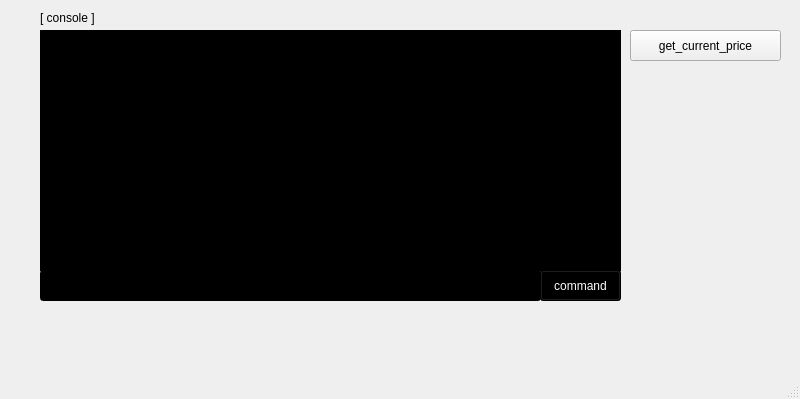
Old version of the form gui/main_gui.ui in the repository woody35545/bihts.
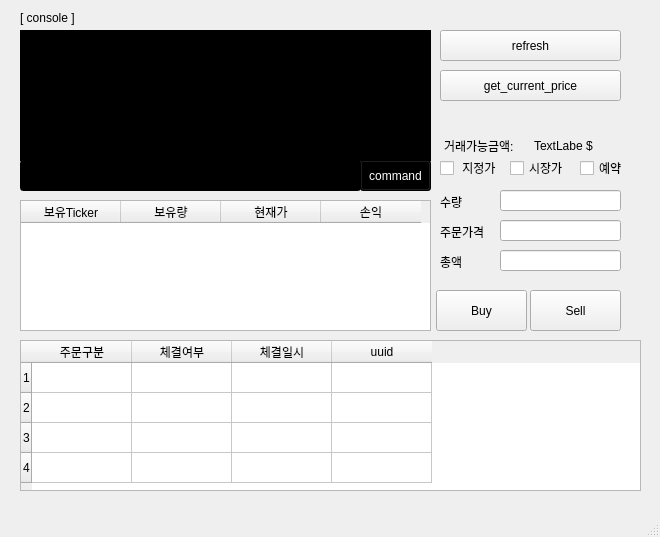
New version of the form.

What changed in the file:
```diff
--- a/gui/main_gui.ui
+++ b/gui/main_gui.ui
@@ -6,10 +6,16 @@
    <rect>
     <x>0</x>
     <y>0</y>
-    <width>800</width>
-    <height>399</height>
+    <width>660</width>
+    <height>537</height>
    </rect>
   </property>
+  <property name="sizePolicy">
+   <sizepolicy hsizetype="Expanding" vsizetype="Expanding">
+    <horstretch>0</horstretch>
+    <verstretch>0</verstretch>
+   </sizepolicy>
+  </property>
   <property name="windowTitle">
    <string>MainWindow</string>
   </property>
@@ -17,10 +23,10 @@
    <widget class="QTextEdit" name="te_console">
     <property name="geometry">
      <rect>
-      <x>40</x>
+      <x>20</x>
       <y>30</y>
-      <width>581</width>
-      <height>241</height>
+      <width>411</width>
+      <height>131</height>
      </rect>
     </property>
     <property name="styleSheet">
@@ -37,9 +43,9 @@
    <widget class="QPushButton" name="btn_getCurrentPrice">
     <property name="geometry">
      <rect>
-      <x>630</x>
-      <y>30</y>
-      <width>151</width>
+      <x>440</x>
+      <y>70</y>
+      <width>181</width>
       <height>31</height>
      </rect>
     </property>
@@ -50,7 +56,7 @@
    <widget class="QLabel" name="label">
     <property name="geometry">
      <rect>
-      <x>40</x>
+      <x>20</x>
       <y>10</y>
       <width>81</width>
       <height>16</height>
@@ -63,9 +69,9 @@
    <widget class="QPushButton" name="btn_command">
     <property name="geometry">
      <rect>
-      <x>540</x>
-      <y>270</y>
-      <width>81</width>
+      <x>360</x>
+      <y>160</y>
+      <width>71</width>
       <height>31</height>
      </rect>
     </property>
@@ -82,9 +88,9 @@
    <widget class="QLineEdit" name="le_command">
     <property name="geometry">
      <rect>
-      <x>40</x>
-      <y>270</y>
-      <width>501</width>
+      <x>20</x>
+      <y>160</y>
+      <width>341</width>
       <height>31</height>
      </rect>
     </property>
@@ -95,6 +101,268 @@
 }</string>
     </property>
    </widget>
+   <widget class="QLabel" name="label_2">
+    <property name="geometry">
+     <rect>
+      <x>444</x>
+      <y>130</y>
+      <width>81</width>
+      <height>31</height>
+     </rect>
+    </property>
+    <property name="text">
+     <string>거래가능금액:</string>
+    </property>
+   </widget>
+   <widget class="QLabel" name="label_3">
+    <property name="geometry">
+     <rect>
+      <x>534</x>
+      <y>130</y>
+      <width>101</width>
+      <height>31</height>
+     </rect>
+    </property>
+    <property name="text">
+     <string>TextLabe $</string>
+    </property>
+   </widget>
+   <widget class="QTableWidget" name="tableWidget">
+    <property name="geometry">
+     <rect>
+      <x>20</x>
+      <y>200</y>
+      <width>411</width>
+      <height>131</height>
+     </rect>
+    </property>
+    <column>
+     <property name="text">
+      <string>보유Ticker</string>
+     </property>
+    </column>
+    <column>
+     <property name="text">
+      <string>보유량</string>
+     </property>
+    </column>
+    <column>
+     <property name="text">
+      <string>현재가</string>
+     </property>
+    </column>
+    <column>
+     <property name="text">
+      <string>손익</string>
+     </property>
+    </column>
+   </widget>
+   <widget class="QLineEdit" name="lineEdit">
+    <property name="geometry">
+     <rect>
+      <x>500</x>
+      <y>190</y>
+      <width>121</width>
+      <height>21</height>
+     </rect>
+    </property>
+    <property name="text">
+     <string/>
+    </property>
+   </widget>
+   <widget class="QLabel" name="label_4">
+    <property name="geometry">
+     <rect>
+      <x>440</x>
+      <y>191</y>
+      <width>56</width>
+      <height>21</height>
+     </rect>
+    </property>
+    <property name="text">
+     <string>수량</string>
+    </property>
+   </widget>
+   <widget class="QLabel" name="label_5">
+    <property name="geometry">
+     <rect>
+      <x>440</x>
+      <y>221</y>
+      <width>56</width>
+      <height>21</height>
+     </rect>
+    </property>
+    <property name="text">
+     <string>주문가격</string>
+    </property>
+   </widget>
+   <widget class="QLineEdit" name="lineEdit_2">
+    <property name="geometry">
+     <rect>
+      <x>500</x>
+      <y>220</y>
+      <width>121</width>
+      <height>21</height>
+     </rect>
+    </property>
+    <property name="text">
+     <string/>
+    </property>
+   </widget>
+   <widget class="QCheckBox" name="checkBox">
+    <property name="geometry">
+     <rect>
+      <x>440</x>
+      <y>160</y>
+      <width>81</width>
+      <height>16</height>
+     </rect>
+    </property>
+    <property name="text">
+     <string> 지정가</string>
+    </property>
+   </widget>
+   <widget class="QCheckBox" name="checkBox_2">
+    <property name="geometry">
+     <rect>
+      <x>510</x>
+      <y>160</y>
+      <width>81</width>
+      <height>16</height>
+     </rect>
+    </property>
+    <property name="text">
+     <string>시장가</string>
+    </property>
+   </widget>
+   <widget class="QCheckBox" name="checkBox_3">
+    <property name="geometry">
+     <rect>
+      <x>580</x>
+      <y>160</y>
+      <width>81</width>
+      <height>16</height>
+     </rect>
+    </property>
+    <property name="text">
+     <string>예약</string>
+    </property>
+   </widget>
+   <widget class="QPushButton" name="pushButton">
+    <property name="geometry">
+     <rect>
+      <x>436</x>
+      <y>290</y>
+      <width>91</width>
+      <height>41</height>
+     </rect>
+    </property>
+    <property name="text">
+     <string>Buy</string>
+    </property>
+   </widget>
+   <widget class="QPushButton" name="pushButton_2">
+    <property name="geometry">
+     <rect>
+      <x>530</x>
+      <y>290</y>
+      <width>91</width>
+      <height>41</height>
+     </rect>
+    </property>
+    <property name="text">
+     <string>Sell</string>
+    </property>
+   </widget>
+   <widget class="QLabel" name="label_6">
+    <property name="geometry">
+     <rect>
+      <x>440</x>
+      <y>251</y>
+      <width>56</width>
+      <height>21</height>
+     </rect>
+    </property>
+    <property name="text">
+     <string>총액</string>
+    </property>
+   </widget>
+   <widget class="QLineEdit" name="lineEdit_3">
+    <property name="geometry">
+     <rect>
+      <x>500</x>
+      <y>250</y>
+      <width>121</width>
+      <height>21</height>
+     </rect>
+    </property>
+    <property name="text">
+     <string/>
+    </property>
+   </widget>
+   <widget class="QTableWidget" name="tb_order">
+    <property name="geometry">
+     <rect>
+      <x>20</x>
+      <y>340</y>
+      <width>621</width>
+      <height>151</height>
+     </rect>
+    </property>
+    <row>
+     <property name="text">
+      <string>1</string>
+     </property>
+    </row>
+    <row>
+     <property name="text">
+      <string>2</string>
+     </property>
+    </row>
+    <row>
+     <property name="text">
+      <string>3</string>
+     </property>
+    </row>
+    <row>
+     <property name="text">
+      <string>4</string>
+     </property>
+    </row>
+    <column>
+     <property name="text">
+      <string>주문구분</string>
+     </property>
+    </column>
+    <column>
+     <property name="text">
+      <string>체결여부</string>
+     </property>
+    </column>
+    <column>
+     <property name="text">
+      <string>체결일시</string>
+     </property>
+    </column>
+    <column>
+     <property name="text">
+      <string>uuid</string>
+     </property>
+    </column>
+   </widget>
+   <widget class="QPushButton" name="pushButton_3">
+    <property name="geometry">
+     <rect>
+      <x>440</x>
+      <y>30</y>
+      <width>181</width>
+      <height>31</height>
+     </rect>
+    </property>
+    <property name="text">
+     <string>refresh</string>
+    </property>
+   </widget>
   </widget>
   <widget class="QMenuBar" name="menubar">
    <property name="geometry">
```
Left out of the diff: 2 changed lines with no effect on the pictures.
